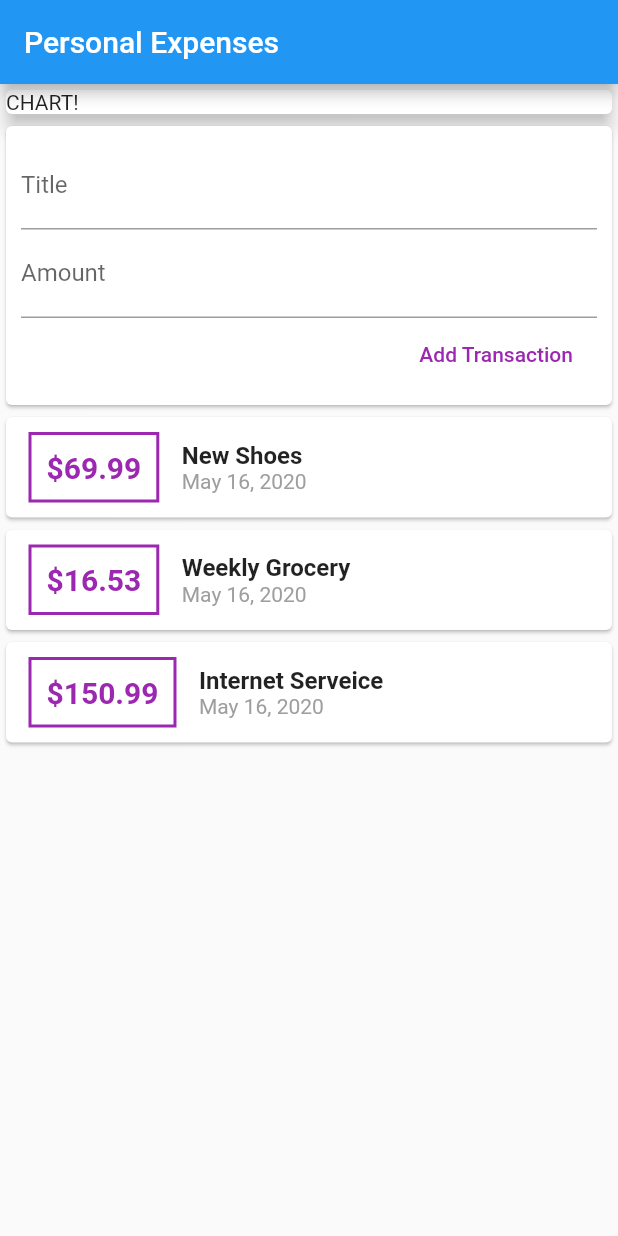
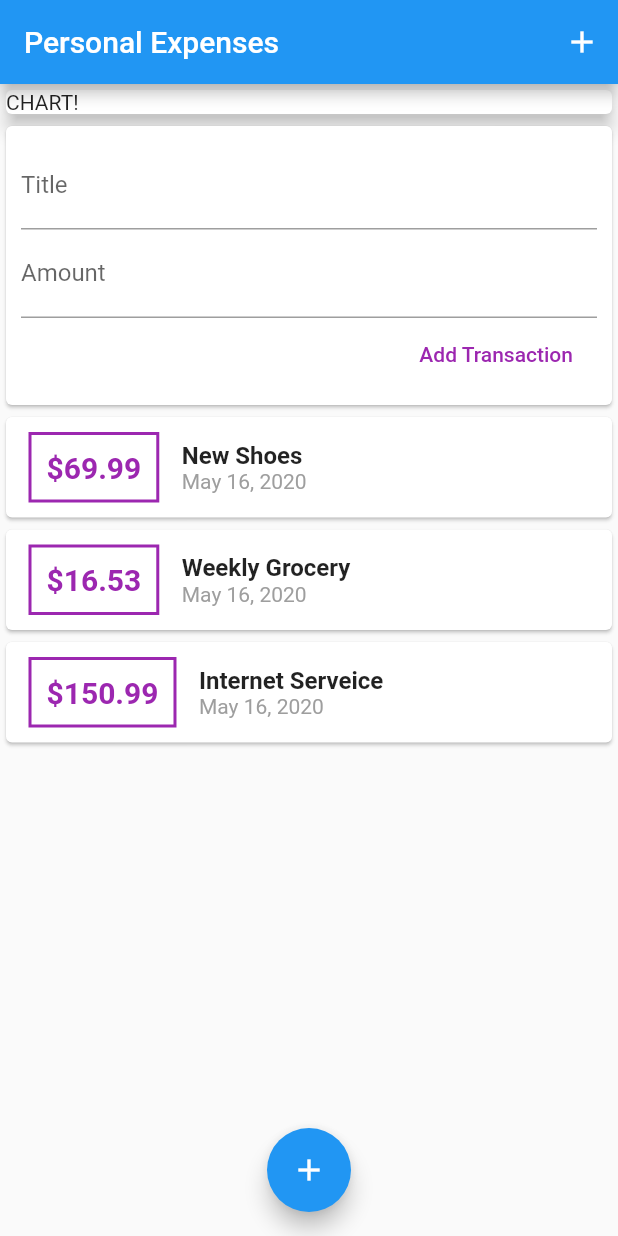
Before and after one commit to ramsony1/personal_expenses, a Flutter app: the screen it shows after launch, after a tap on "Add Transaction", on a phone screen of 412 x 824 dp. Run offline on Flutter 3.47's test engine with Material 2 defaults, Android fonts, the phone set to English and light mode, and no system bars.

Commit message:
adding appBar buttons and float Action buttons

```diff
--- a/lib/main.dart
+++ b/lib/main.dart
@@ -21,10 +21,17 @@ class MyHomePage extends StatelessWidget {
   @override
   Widget build(BuildContext context) {
     return Scaffold(
-        appBar: AppBar(
-          title: Text('Personal Expenses'),
-        ),
-        body: Column(
+      appBar: AppBar(
+        title: Text('Personal Expenses'),
+        actions: <Widget>[
+          IconButton(
+            icon: Icon(Icons.add),
+            onPressed: () {},
+          )
+        ],
+      ),
+      body: SingleChildScrollView(
+        child: Column(
           mainAxisAlignment: MainAxisAlignment.start,
           crossAxisAlignment: CrossAxisAlignment.start,
           children: <Widget>[
@@ -37,6 +44,12 @@ class MyHomePage extends StatelessWidget {
             ),
             UserTransactions(),
           ],
-        ));
+        ),
+      ),
+      floatingActionButtonLocation: FloatingActionButtonLocation.centerFloat,
+      floatingActionButton: FloatingActionButton(
+        child: Icon(Icons.add),
+      ),
+    );
   }
 }
--- a/lib/widgets/new_transaction.dart
+++ b/lib/widgets/new_transaction.dart
@@ -7,6 +7,19 @@ class NewTransaction extends StatelessWidget {
 
   NewTransaction(this.addTransaction);
 
+  void submitData() {
+    final enteredTitle = titleController.text;
+    final enteredAmount = double.parse(amountController.text);
+
+    if(enteredTitle.isEmpty || enteredAmount <= 0){
+      return;
+    }
+
+    addTransaction(
+      enteredTitle,
+      enteredAmount,
+    );
+  }
 
   @override
   Widget build(BuildContext context) {
@@ -17,27 +30,25 @@ class NewTransaction extends StatelessWidget {
           crossAxisAlignment: CrossAxisAlignment.end,
           children: <Widget>[
             TextField(
-              decoration: InputDecoration(
-                labelText: 'Title',
-              ),
-              controller: titleController,
-//                      onChanged: (value) =>titleInput = value,
-            ),
+                decoration: InputDecoration(
+                  labelText: 'Title',
+                ),
+                controller: titleController,
+                onSubmitted: (_) => submitData(),),
             TextField(
               decoration: InputDecoration(
                 labelText: 'Amount',
               ),
               controller: amountController,
-//                      onChanged: (value) => amountInput = value,
+              keyboardType: TextInputType.number,
+              onSubmitted: (_) => submitData(),
             ),
             FlatButton(
               child: Text(
                 'Add Transaction',
               ),
               textColor: Colors.purple,
-              onPressed: () {
-                addTransaction(titleController.text,double.parse(amountController.text));
-              },
+              onPressed: submitData,
             )
           ],
         ),
--- a/lib/widgets/transaction_list.com.dart
+++ b/lib/widgets/transaction_list.com.dart
@@ -11,7 +11,7 @@ TransactionList(this.transactions);
   @override
   Widget build(BuildContext context) {
     return Container(
-      height: 300,
+      height: 225,
       child: ListView.builder(
         itemBuilder: (context, index) {
           return Card(
@@ -30,7 +30,7 @@ TransactionList(this.transactions);
                   ),
                   padding: EdgeInsets.all(10),
                   child: Text(
-                    '\$${transactions[index].amount}',
+                    '\$${transactions[index].amount.toStringAsFixed(2)}',
                     style: TextStyle(
                       fontWeight: FontWeight.bold,
                       fontSize: 20,
```
